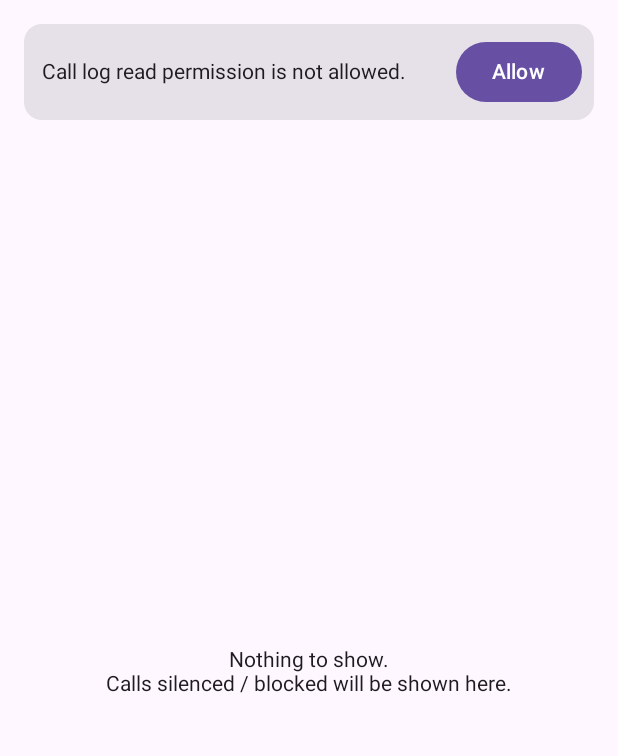
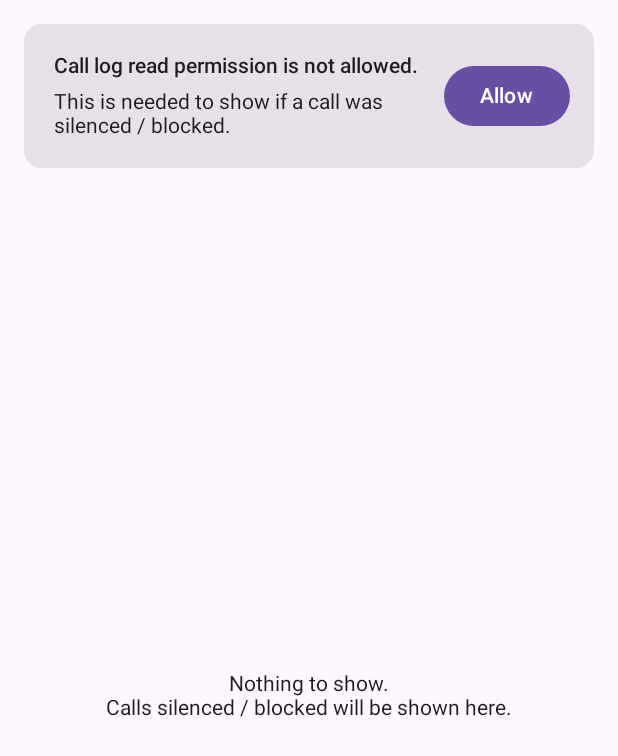
Before and after one commit to BaltiApps/Silence-unknown-callers, an Android app built with Jetpack Compose: the @Preview function ContentPreview2, on a phone screen of 412 x 824 dp. Shown: the top 756 px of the screen. Run offline under Robolectric (Android 15) with nearby library versions, the phone set to English and light mode, and no system bars.

Commit message:
show why call log permission is needed.

```diff
--- a/app/src/main/java/baltiapps/callblock/ui/screens/appScreen/callLogs/CallLogs.kt
+++ b/app/src/main/java/baltiapps/callblock/ui/screens/appScreen/callLogs/CallLogs.kt
@@ -38,6 +38,7 @@ import androidx.compose.ui.graphics.vector.ImageVector
 import androidx.compose.ui.platform.LocalContext
 import androidx.compose.ui.res.stringResource
 import androidx.compose.ui.res.vectorResource
+import androidx.compose.ui.text.font.FontWeight
 import androidx.compose.ui.tooling.preview.Preview
 import androidx.compose.ui.unit.dp
 import androidx.lifecycle.compose.LocalLifecycleOwner
@@ -92,13 +93,24 @@ private fun Content(
                     Row(
                         modifier = Modifier
                             .fillMaxWidth()
-                            .padding(8.dp),
-                        verticalAlignment = Alignment.CenterVertically
+                            .padding(16.dp),
+                        verticalAlignment = Alignment.CenterVertically,
+                        horizontalArrangement = Arrangement.spacedBy(8.dp)
                     ) {
-                        Text(
-                            modifier = Modifier.weight(1F).padding(4.dp),
-                            text = stringResource(R.string.call_logs_permission_not_allowed)
-                        )
+                        Column(
+                            modifier = Modifier
+                                .weight(1F)
+                                .padding(4.dp),
+                            verticalArrangement = Arrangement.spacedBy(8.dp)
+                        ) {
+                            Text(
+                                text = stringResource(R.string.call_logs_permission_not_allowed),
+                                fontWeight = FontWeight.SemiBold,
+                            )
+                            Text(
+                                text = stringResource(R.string.call_log_permission_desc),
+                            )
+                        }
                         Button(
                             onClick = {
                                 uiScope?.run {
--- a/app/src/main/res/values/strings.xml
+++ b/app/src/main/res/values/strings.xml
@@ -14,6 +14,7 @@
     <!--CallLogs.kt-->
     <string name="call_logs">Call logs</string>
     <string name="call_logs_permission_not_allowed">Call log read permission is not allowed.</string>
+    <string name="call_log_permission_desc">This is needed to show if a call was silenced / blocked.</string>
     <string name="allow">Allow</string>
     <string name="nothing_to_show">Nothing to show.</string>
     <string name="nothing_to_show_desc">Calls silenced / blocked will be shown here.</string>
```
